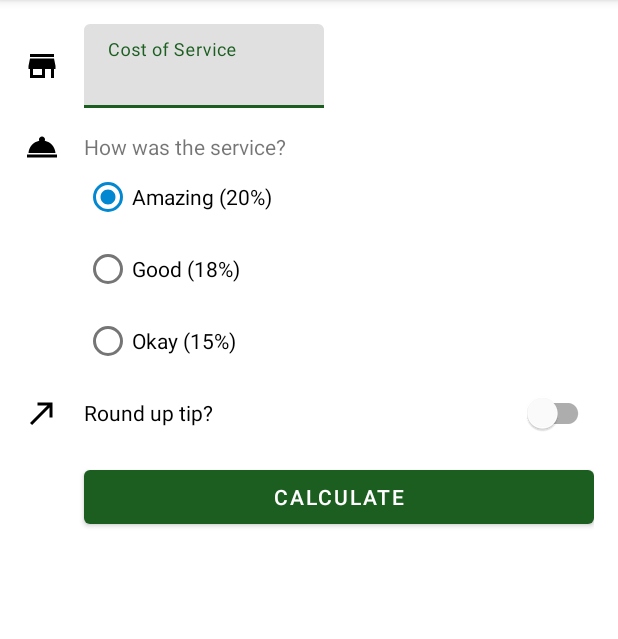
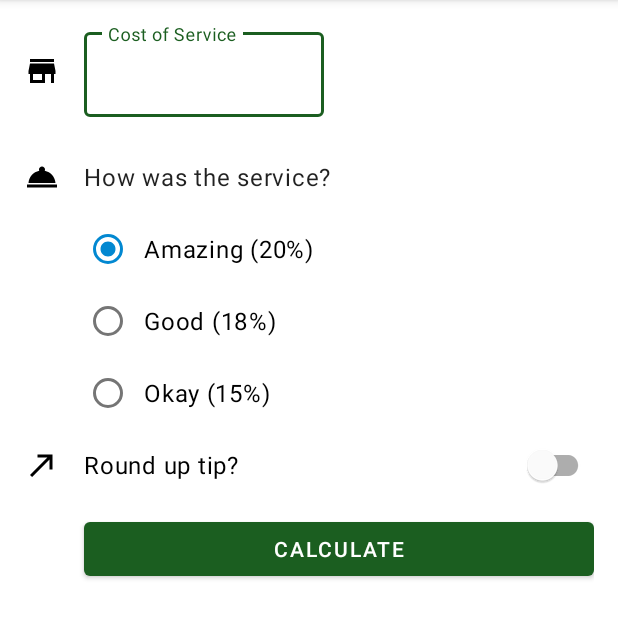
Before and after one commit to jackromeo0891111/AndroidStudio_Kotlin_TipTime, an Android app: the screen it shows after launch (MainActivity), on a phone screen of 412 x 824 dp, the part 84-723 px from its top. Run offline under Robolectric (Android 15) with nearby library versions, the phone set to English and light mode, and no system bars.

Commit message:
implementing material design - style

```diff
--- a/app/src/main/res/layout/activity_main.xml
+++ b/app/src/main/res/layout/activity_main.xml
@@ -46,6 +46,7 @@
 
     <TextView
         android:id="@+id/service_question"
+        style="@style/Widget.TipTime.TextView"
         android:layout_width="wrap_content"
         android:layout_height="wrap_content"
         android:text="@string/how_was_the_service"
@@ -114,6 +115,7 @@
 
     <TextView
         android:id="@+id/tip_amount"
+        style="@style/Widget.TipTime.TextView"
         android:layout_width="wrap_content"
         android:layout_height="wrap_content"
         tools:text="Tip Amount: $10"
--- a/app/src/main/res/values-night/themes.xml
+++ b/app/src/main/res/values-night/themes.xml
@@ -12,5 +12,11 @@
         <!-- Status bar color. -->
         <item name="android:statusBarColor" tools:targetApi="l">?attr/colorPrimaryVariant</item>
         <!-- Customize your theme here. -->
+        <!-- Text input fields -->
+        <item name="textInputStyle">@style/Widget.MaterialComponents.TextInputLayout.OutlinedBox</item>
+        <!-- Radio buttons -->
+        <item name="radioButtonStyle">@style/Widget.TipTime.CompoundButton.RadioButton</item>
+        <!-- Switches -->
+        <item name="switchStyle">@style/Widget.TipTime.CompoundButton.Switch</item>
     </style>
 </resources>
--- /dev/null
+++ b/app/src/main/res/values/styles.xml
@@ -0,0 +1,20 @@
+<?xml version="1.0" encoding="utf-8"?>
+<resources>
+    <style name="Widget.TipTime.TextView" parent="Widget.MaterialComponents.TextView">
+        <item name="android:minHeight">48dp</item>
+        <item name="android:gravity">center_vertical</item>
+        <item name="android:textAppearance">?attr/textAppearanceBody1</item>
+    </style>
+
+    <style name="Widget.TipTime.CompoundButton.Switch" parent="Widget.MaterialComponents.CompoundButton.Switch">
+        <item name="android:minHeight">48dp</item>
+        <item name="android:gravity">center_vertical</item>
+        <item name="android:textAppearance">?attr/textAppearanceBody1</item>
+    </style>
+
+    <style name="Widget.TipTime.CompoundButton.RadioButton"
+        parent="Widget.MaterialComponents.CompoundButton.RadioButton">
+        <item name="android:paddingStart">8dp</item>
+        <item name="android:textAppearance">?attr/textAppearanceBody1</item>
+    </style>
+</resources>
--- a/app/src/main/res/values/themes.xml
+++ b/app/src/main/res/values/themes.xml
@@ -12,5 +12,11 @@
         <!-- Status bar color. -->
         <item name="android:statusBarColor" tools:targetApi="l">?attr/colorPrimaryVariant</item>
         <!-- Customize your theme here. -->
+        <!-- Text input fields -->
+        <item name="textInputStyle">@style/Widget.MaterialComponents.TextInputLayout.OutlinedBox</item>
+        <!-- Radio buttons -->
+        <item name="radioButtonStyle">@style/Widget.TipTime.CompoundButton.RadioButton</item>
+        <!-- Switches -->
+        <item name="switchStyle">@style/Widget.TipTime.CompoundButton.Switch</item>
     </style>
 </resources>
```
